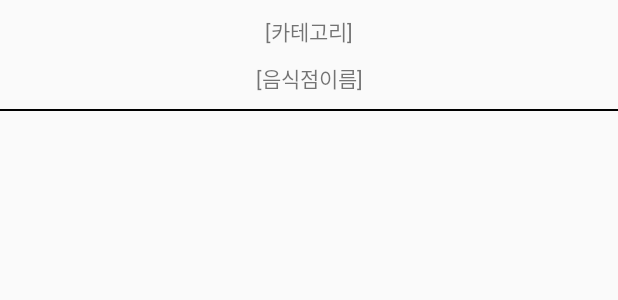
After one commit to DOT-DesignOurTalent/JYP-app, an Android app: the layout item_select_menu.xml on its own in the app's theme, with its tools: preview values and no code run, on a phone screen of 412 x 824 dp. The commit adds this screen. Shown: the top 300 px of the screen. Run offline under Robolectric (Android 15) with nearby library versions, the phone set to English and light mode, and no system bars.

Commit message:
feat : 현재위치 음식점 다이얼로그 구현

```diff
--- /dev/null
+++ b/app/src/main/res/layout/item_select_menu.xml
@@ -0,0 +1,36 @@
+<?xml version="1.0" encoding="utf-8"?>
+<androidx.constraintlayout.widget.ConstraintLayout xmlns:android="http://schemas.android.com/apk/res/android"
+    android:id="@+id/constraint_item_select_menu_layout"
+    android:layout_width="wrap_content"
+    android:layout_height="wrap_content"
+    xmlns:app="http://schemas.android.com/apk/res-auto">
+    <TextView
+        android:id="@+id/text_item_select_menu_category"
+        android:layout_width="wrap_content"
+        android:layout_height="wrap_content"
+        android:layout_marginTop="10dp"
+        android:text="[카테고리]"
+        app:layout_constraintTop_toTopOf="parent"
+        app:layout_constraintLeft_toLeftOf="parent"
+        app:layout_constraintRight_toRightOf="parent"/>
+
+    <TextView
+        android:id="@+id/text_item_select_menu_restaurants"
+        android:layout_width="wrap_content"
+        android:layout_height="wrap_content"
+        android:layout_marginTop="10dp"
+        android:text="[음식점이름]"
+        app:layout_constraintTop_toBottomOf="@id/text_item_select_menu_category"
+        app:layout_constraintLeft_toLeftOf="parent"
+        app:layout_constraintRight_toRightOf="parent"/>
+
+    <View
+        android:layout_width="match_parent"
+        android:layout_height="1dp"
+        android:layout_marginTop="10dp"
+        android:background="#000000"
+        app:layout_constraintTop_toBottomOf="@id/text_item_select_menu_restaurants"/>
+
+
+
+</androidx.constraintlayout.widget.ConstraintLayout>
```
Also changed, not shown: app/src/main/java/com/dot/jyp/game/SelectMenuActivity.kt (+33 -1 lines), app/src/main/java/com/dot/jyp/game/SelectMenuListAdapter.kt (added, +52 -0 lines), app/src/main/java/com/dot/jyp/login/LoginActivity.kt (+4 -4 lines), app/src/main/res/layout/dialog_select_menu.xml (added, +17 -0 lines), 159 other files.
